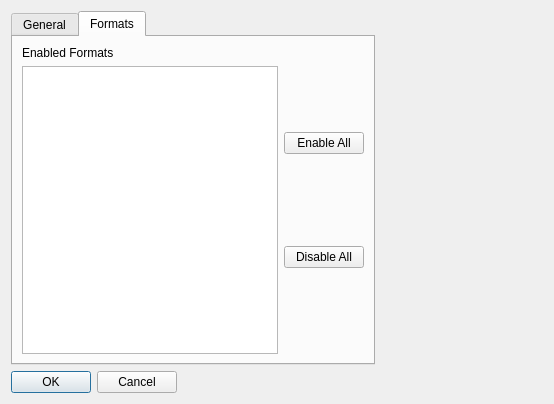
Above: gui/preferences.ui from alexbirkett/GPSBabel before the change. Below: the same form after it.
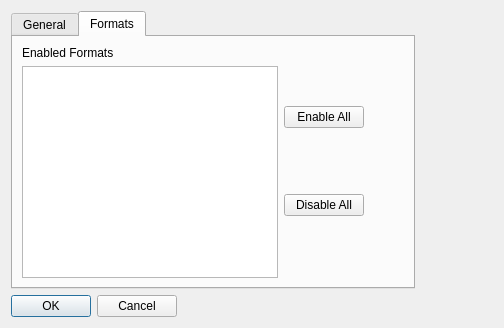
That is the form after the change.

Commit message: Layout improvements for prefs dialog.

The edit to the form file:
```diff
--- a/gui/preferences.ui
+++ b/gui/preferences.ui
@@ -6,8 +6,8 @@
    <rect>
     <x>0</x>
     <y>0</y>
-    <width>554</width>
-    <height>404</height>
+    <width>504</width>
+    <height>328</height>
    </rect>
   </property>
   <property name="sizePolicy">
@@ -73,7 +73,7 @@
          <item>
           <widget class="QListWidget" name="enabledFormatsList">
            <property name="sizePolicy">
-            <sizepolicy hsizetype="MinimumExpanding" vsizetype="Expanding">
+            <sizepolicy hsizetype="Expanding" vsizetype="Expanding">
              <horstretch>0</horstretch>
              <verstretch>0</verstretch>
             </sizepolicy>
@@ -103,6 +103,19 @@
          </item>
         </layout>
        </item>
+       <item>
+        <spacer name="horizontalSpacer">
+         <property name="orientation">
+          <enum>Qt::Horizontal</enum>
+         </property>
+         <property name="sizeHint" stdset="0">
+          <size>
+           <width>40</width>
+           <height>20</height>
+          </size>
+         </property>
+        </spacer>
+       </item>
       </layout>
      </widget>
     </widget>
```
